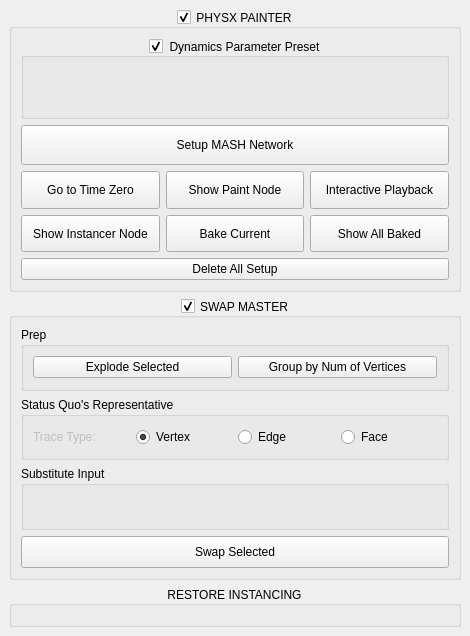
This is src/gui/app/setDressMaster/ui.ui in mushogenshin/mk_dcc as Qt 5 draws it before an edit. The edited form follows.
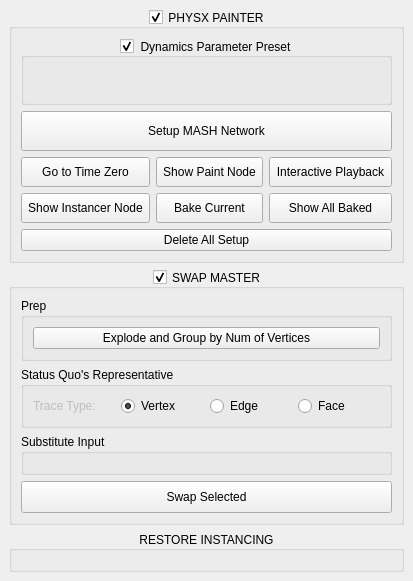
This is the edited form. Icons and pictures are not drawn.

Commit message: WIP ingested component_enum data into each North-South-Yaw data group for SwapMaster

The edit to the form file:
```diff
--- a/src/gui/app/setDressMaster/ui.ui
+++ b/src/gui/app/setDressMaster/ui.ui
@@ -6,8 +6,8 @@
    <rect>
     <x>0</x>
     <y>0</y>
-    <width>470</width>
-    <height>636</height>
+    <width>373</width>
+    <height>581</height>
    </rect>
   </property>
   <property name="windowTitle">
@@ -315,17 +315,10 @@
          <layout class="QVBoxLayout" name="verticalLayout_3">
           <item>
            <layout class="QHBoxLayout" name="horizontalLayout_2">
-            <item>
-             <widget class="QPushButton" name="pushButton_2">
-              <property name="text">
-               <string>Explode Selected</string>
-              </property>
-             </widget>
-            </item>
             <item>
              <widget class="QPushButton" name="pushButton_3">
               <property name="text">
-               <string>Group by Num of Vertices</string>
+               <string>Explode and Group by Num of Vertices</string>
               </property>
              </widget>
             </item>
```
The commit also changes 5 other files.
